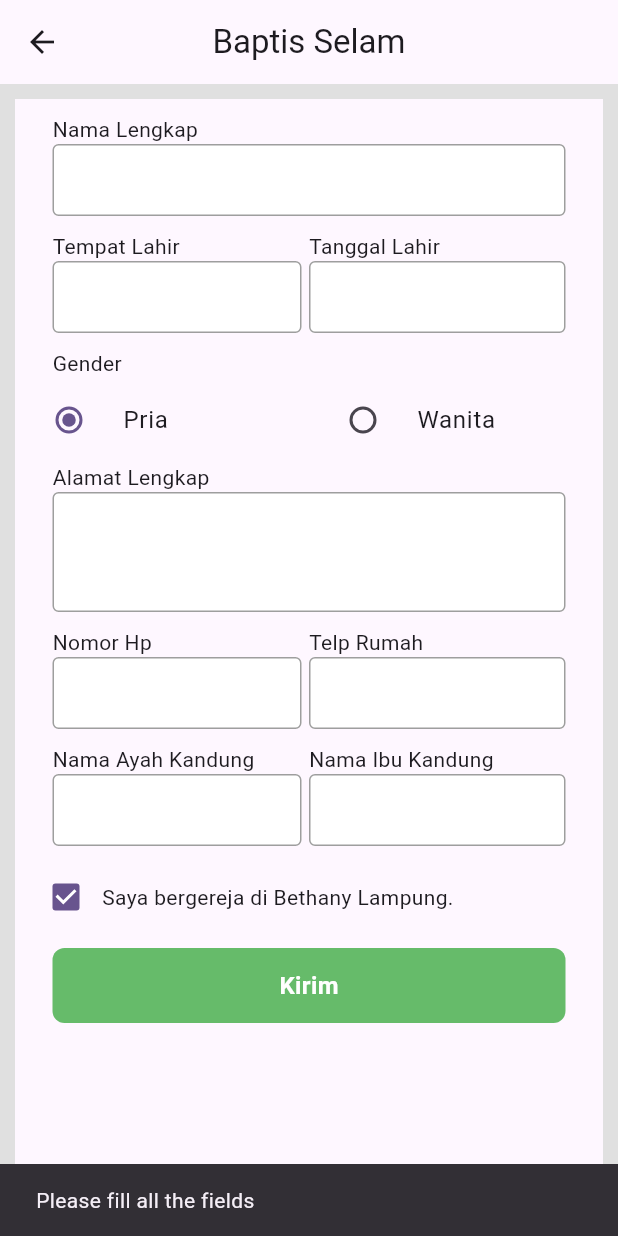
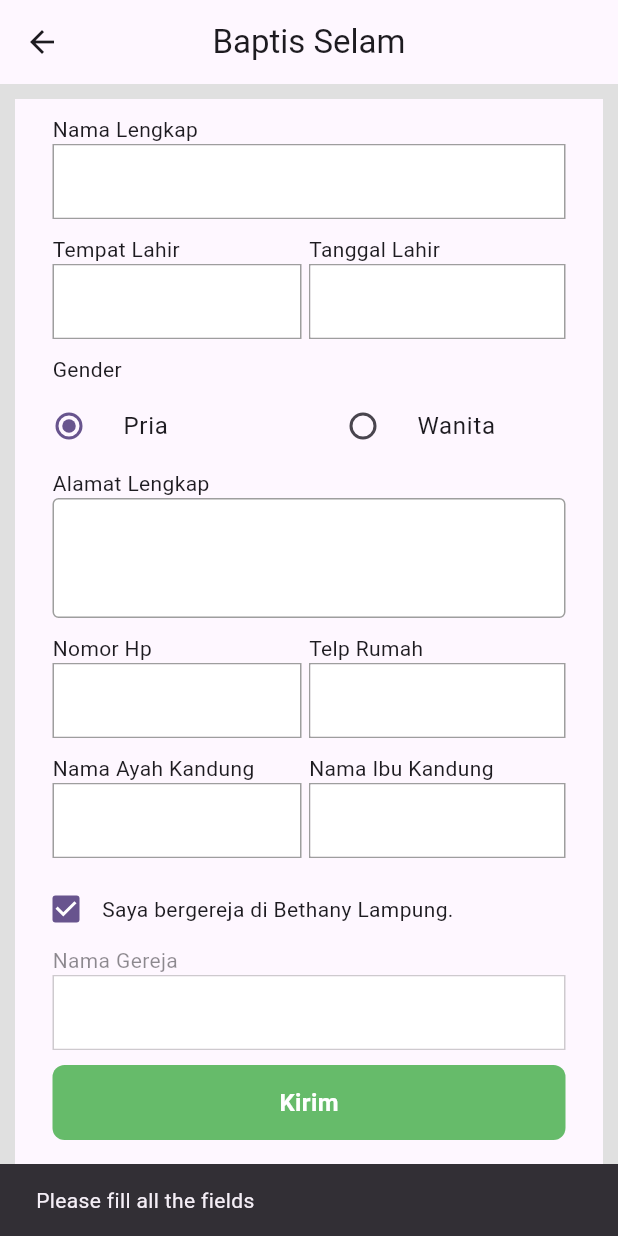
Before and after one commit to Vezyth/BethanyApp, a Flutter app: the BaptisPage screen opened directly, after a tap on "Kirim", on a phone screen of 412 x 824 dp. Run offline on Flutter 3.47's test engine with Material 3 defaults, Android fonts, the light colour scheme and no system bars.

Commit message:
baptism backend progress

```diff
--- a/lib/components/my_textfield.dart
+++ b/lib/components/my_textfield.dart
@@ -13,6 +13,7 @@ class MyTextField extends StatelessWidget {
   final double paddingLeft;
   final double paddingRight;
   final TextInputType inputType;
+  final bool enabled;
 
   const MyTextField(
       {super.key,
@@ -27,7 +28,8 @@ class MyTextField extends StatelessWidget {
       this.paddingBottom = 0,
       this.paddingLeft = 25,
       this.paddingRight = 25,
-      this.inputType = TextInputType.text});
+      this.inputType = TextInputType.text,
+      this.enabled=true});
 
   @override
   Widget build(BuildContext context) {
@@ -40,27 +42,33 @@ class MyTextField extends StatelessWidget {
       child: Row(
         children: [
           Flexible(
+            child: Container(
+  decoration: BoxDecoration(
+    border: Border.all(color: enabled ? Colors.grey : Colors.grey.withOpacity(0.5)),
+
+  ),
   child: TextField(
     controller: controller,
     obscureText: obscureText,
     textAlignVertical: TextAlignVertical.top,
     keyboardType: inputType,
+    enabled: enabled,
     decoration: InputDecoration(
       contentPadding: EdgeInsets.only(
         top: fieldHeight,
         bottom: fieldBottom,
         left: fieldWidth,
-                      right: fieldWidth),
-                  enabledBorder: const OutlineInputBorder(
-                      borderSide: BorderSide(color: Colors.grey)),
-                  focusedBorder: OutlineInputBorder(
-                    borderSide: BorderSide(color: Colors.grey.shade400),
+        right: fieldWidth,
       ),
       fillColor: Colors.white,
       filled: true,
       hintText: hintText,
-                  hintStyle: TextStyle(color: Colors.grey[500])),
+      hintStyle: TextStyle(color: Colors.grey[500]),
+      border: InputBorder.none, // Remove default border
     ),
+  ),
+),
+
           ),
         ],
       ),
--- a/lib/pages/app/baptis_page.dart
+++ b/lib/pages/app/baptis_page.dart
@@ -1,5 +1,7 @@
 import 'dart:convert';
 import 'package:bethany_app/components/my_textfield.dart';
+import 'package:flutter/cupertino.dart';
+import 'package:flutter/widgets.dart';
 import 'package:http/http.dart' as http;
 import 'package:flutter/material.dart';
 
@@ -14,8 +16,6 @@ class _BaptisPageState extends State<BaptisPage> {
   int kategori = 1, gender = 1, bergereja = 1;
 
   final nameController = TextEditingController();
-  final nomorController = TextEditingController();
-  final umurController = TextEditingController();
   final alamatController = TextEditingController();
   final tempatController = TextEditingController();
   final tanggalController = TextEditingController();
@@ -29,13 +29,19 @@ class _BaptisPageState extends State<BaptisPage> {
 
   Future<void> kirimPermohonan() async {
     if (nameController.text == "" ||
-        nomorController.text == "" ||
-        umurController.text == "") {
+        alamatController.text == "" ||
+        tempatController.text == ""|| tanggalController == ""||telpController==""||hpController==""||ayahController==""||ibuController=="") {
       ScaffoldMessenger.of(context).showSnackBar(
           const SnackBar(content: Text("Please fill all the fields")));
-    } else {
+    } else if (bergereja == 0){
+      if(nameController.text == ""){
+          ScaffoldMessenger.of(context).showSnackBar(
+          const SnackBar(content: Text("Please fill all the fields")));
+      }
+    }
+    else {
       try {
-        String uri = "https://bethany-app.000webhostapp.com/doa_add.php";
+        String uri = "https://bethany-app.000webhostapp.com/baptism_add.php";
 
         var res = await http.post(Uri.parse(uri), body: {
           "Full_Name": nameController.text,
@@ -47,19 +53,13 @@ class _BaptisPageState extends State<BaptisPage> {
           "Address": alamatController.text,
           "Phone_Number": hpController.text,
           "Home_Phone_Number": telpController.text,
-          "Church_Name": ,
-          "nomor_handphone": nomorController.text,
-          "umur": umurController.text,
-          "gender": gender.toString(),
-          "kategori": kategori.toString(),
-          "permintaan_khusus": permintaanController.text,
-          "bergereja_dihubungi": bergereja.toString(),
+          "Church_Name": bergereja == 1 ? "Bethany Lampung" : gerejaController.text,
         });
 
         var response = jsonDecode(res.body);
         if (response["success"] == 1) {
           ScaffoldMessenger.of(context).showSnackBar(
-              const SnackBar(content: Text("Permintaan berhasil dikirim")));
+              const SnackBar(content: Text("pendaftaran terkirim!")));
         } else {
           ScaffoldMessenger.of(context)
               .showSnackBar(SnackBar(content: Text(response["message"])));
@@ -129,7 +129,7 @@ class _BaptisPageState extends State<BaptisPage> {
                               obscureText: false,
                               fieldHeight: 8,
                               paddingRight: 5,
-                              inputType: TextInputType.number,
+
                             )),
                             Expanded(
                                 child: MyTextField(
@@ -310,9 +310,7 @@ class _BaptisPageState extends State<BaptisPage> {
                     Column(
                       children: [
                         if (bergereja == 0) ...[
-                          const Visibility(
-                            visible: true,
-                            child: Padding(
+                          const Padding(
                             padding: EdgeInsets.symmetric(horizontal: 25.0),
                             child: Row(
                               children: [
@@ -320,34 +318,26 @@ class _BaptisPageState extends State<BaptisPage> {
                               ],
                             ),
                           ),
-                          ),
-                          Visibility(
-                            visible: true,
-                            child: MyTextField(
+                          MyTextField(
                             controller: gerejaController,
                             obscureText: false,
                             fieldHeight: 8,
-                            ),
+                            enabled: true,
                           ),
                         ] else if (bergereja == 1) ...[
-                          const Visibility(
-                            visible: false,
-                            child: Padding(
+                          const Padding(
                             padding: EdgeInsets.symmetric(horizontal: 25.0),
                             child: Row(
                               children: [
-                                  Text("Nama Gereja"),
+                                Opacity(opacity: 0.5,child: Text("Nama Gereja")),
                               ],
                             ),
                           ),
-                          ),
-                          Visibility(
-                            visible: false,
-                            child: MyTextField(
+                          MyTextField(
                             controller: gerejaController,
                             obscureText: false,
                             fieldHeight: 8,
-                            ),
+                            enabled: false,
                           ),
                         ],
                       ],
```
Lines whose indentation alone changed are shown as unchanged.
